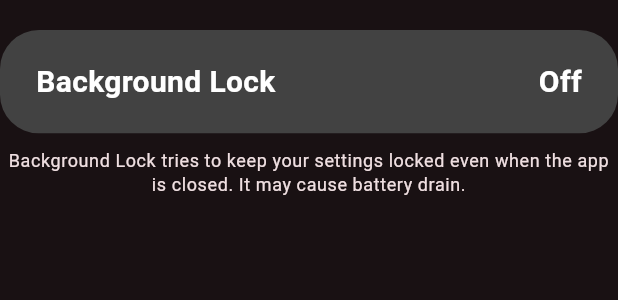
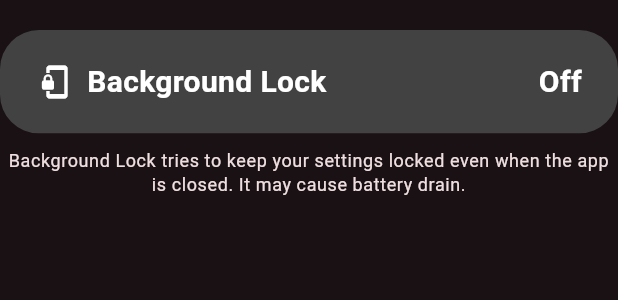
Before and after one commit to blopker/superduper, a Flutter app: the BackgroundLockControlWidget widget shown alone on an empty page, opened directly with empty values, on a phone screen of 412 x 824 dp. Shown: the top 300 px of the screen. Run offline on Flutter 3.47's test engine with Material 3 defaults, Android fonts, the phone set to English and light mode, and no system bars; our stand-ins replace device_info_plus, flutter_form_builder, flutter_markdown, flutter_riverpod, form_builder_validators, freezed_annotation and 3 more; missing offline and left inert: flutter_foreground_task, flutter_reactive_ble, unique_name_generator; accounts and stored records are empty; generated files the repository leaves out were written again.

Commit message:
Added titleIcon

```diff
--- a/lib/bike.dart
+++ b/lib/bike.dart
@@ -319,6 +319,7 @@ class LightControlWidget extends ConsumerWidget {
               colorIndex: bike.color,
               title: "Light",
               metric: bike.light ? "On" : "Off",
+              titleIcon: bike.light ? Icons.lightbulb : Icons.lightbulb_outline,
               selected: bike.light,
               onTap: () {
                 bikeControl.toggleLight();
@@ -351,6 +352,7 @@ class ModeControlWidget extends ConsumerWidget {
               colorIndex: bike.color,
               title: "Mode",
               metric: bike.viewMode,
+              titleIcon: Icons.electric_bike,
               selected: bike.viewMode == '1' ? false : true,
               onTap: () {
                 bikeControl.toggleMode();
@@ -381,6 +383,7 @@ class BackgroundLockControlWidget extends ConsumerWidget {
             metric: bike.modeLock ? "On" : "Off",
             selected: bike.modeLock,
             colorIndex: bike.color,
+            titleIcon: Icons.phonelink_lock,
             onTap: () async {
               await Permission.notification.request();
               if (Platform.isAndroid) {
@@ -420,6 +423,7 @@ class AssistControlWidget extends ConsumerWidget {
               title: "Assist",
               metric: bike.assist.toString(),
               selected: bike.assist == 0 ? false : true,
+              titleIcon: Icons.admin_panel_settings_outlined,
               onTap: () {
                 bikeControl.toggleAssist();
               },
--- a/lib/widgets.dart
+++ b/lib/widgets.dart
@@ -14,6 +14,8 @@ class DiscoverCard extends StatelessWidget {
   final Function()? onLongPress;
   final String? tag;
   final bool selected;
+  final IconData? titleIcon;
+
   const DiscoverCard(
       {super.key,
       this.title,
@@ -27,7 +29,9 @@ class DiscoverCard extends StatelessWidget {
       this.tag,
       this.metric,
       this.colorIndex = 0,
-      this.selected = true});
+      this.selected = true,
+      this.titleIcon
+      });
 
   @override
   Widget build(BuildContext context) {
@@ -71,13 +75,19 @@ class DiscoverCard extends StatelessWidget {
                           color: Colors.transparent,
                           child: Row(
                             children: [
-                              Text(
-                                title!,
-                                style: Theme.of(context).textTheme.bodyMedium,
-                              ),
-                              const SizedBox(
-                                width: 10,
-                              ),
+                              if (titleIcon != null) // Check if there's an icon
+                                Icon(
+                                  titleIcon,
+                                  size: 24, // Adjust the size as needed
+                                  color: Colors.white,
+                                ),
+                              if (titleIcon != null) // Add spacing if there's an icon
+                                const SizedBox(width: 10),
+                              if (title != null)
+                                Text(
+                                  title!,
+                                  style: Theme.of(context).textTheme.bodyMedium,
+                                ),
                             ],
                           ),
                         ),
```
